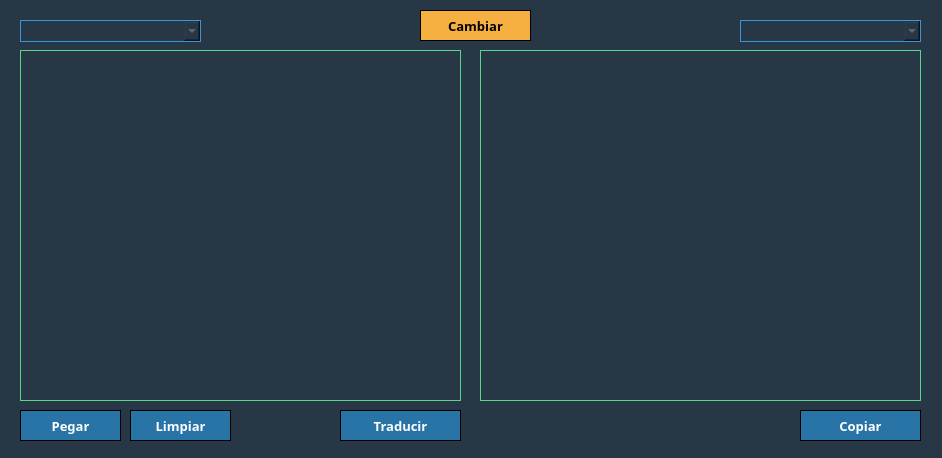
JE8879/Language-Translator, file Templates/MainForm.ui: the form before one commit.
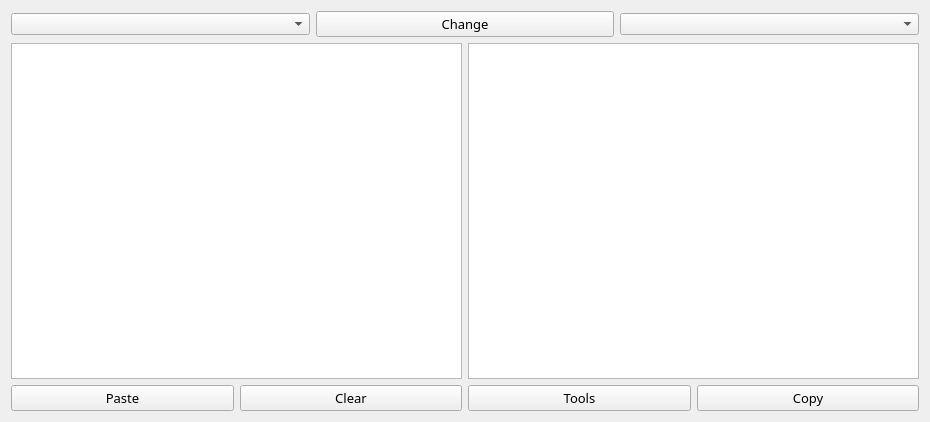
The form after the commit. Icons and pictures are not drawn.

```diff
--- a/Templates/MainForm.ui
+++ b/Templates/MainForm.ui
@@ -6,391 +6,147 @@
    <rect>
     <x>0</x>
     <y>0</y>
-    <width>942</width>
-    <height>458</height>
+    <width>930</width>
+    <height>422</height>
    </rect>
   </property>
+  <property name="sizePolicy">
+   <sizepolicy hsizetype="Preferred" vsizetype="Preferred">
+    <horstretch>0</horstretch>
+    <verstretch>20</verstretch>
+   </sizepolicy>
+  </property>
   <property name="windowTitle">
    <string>Language Translate</string>
   </property>
-  <property name="windowIcon">
-   <iconset>
-    <normaloff>Images/IMG-TranslateForm.png</normaloff>Images/IMG-TranslateForm.png</iconset>
-  </property>
-  <property name="styleSheet">
-   <string notr="true">background-color: rgb(39, 55, 70);</string>
-  </property>
-  <widget class="QTextEdit" name="textFirstLanguage">
-   <property name="geometry">
-    <rect>
-     <x>20</x>
-     <y>50</y>
-     <width>441</width>
-     <height>351</height>
-    </rect>
-   </property>
+  <layout class="QGridLayout" name="gridLayout">
+   <item row="0" column="0" colspan="4">
+    <layout class="QHBoxLayout" name="horizontalLayout_3">
+     <item>
+      <widget class="QComboBox" name="CboSrcLaguage"/>
+     </item>
+     <item>
+      <widget class="QPushButton" name="BtnChange">
+       <property name="font">
+        <font>
+         <family>Century Gothic</family>
+         <pointsize>10</pointsize>
+        </font>
+       </property>
+       <property name="text">
+        <string>Change</string>
+       </property>
+       <property name="icon">
+        <iconset>
+         <normaloff>Images/IMG-Transfer.png</normaloff>Images/IMG-Transfer.png</iconset>
+       </property>
+      </widget>
+     </item>
+     <item>
+      <widget class="QComboBox" name="CboDestLanguage"/>
+     </item>
+    </layout>
+   </item>
+   <item row="1" column="0" colspan="2">
+    <widget class="QTextEdit" name="textSrcLanguage">
    <property name="font">
     <font>
-     <family>Century Gothic</family>
-     <pointsize>12</pointsize>
-    </font>
-   </property>
-   <property name="styleSheet">
-    <string notr="true">border-style:insert;
-border:1px solid;
-border-color:rgb(88, 214, 141);
-color:white;
-</string>
-   </property>
-  </widget>
-  <widget class="QTextEdit" name="textLastLanguage">
-   <property name="geometry">
-    <rect>
-     <x>480</x>
-     <y>50</y>
-     <width>441</width>
-     <height>351</height>
-    </rect>
-   </property>
+       <family>Calibri Light</family>
+       <pointsize>14</pointsize>
+      </font>
+     </property>
+    </widget>
+   </item>
+   <item row="1" column="2" colspan="2">
+    <widget class="QTextEdit" name="textDestLanguage">
+     <property name="font">
+      <font>
+       <family>Calibri Light</family>
+       <pointsize>14</pointsize>
+      </font>
+     </property>
+    </widget>
+   </item>
+   <item row="2" column="2" colspan="2">
+    <layout class="QHBoxLayout" name="horizontalLayout_2">
+     <item>
+      <widget class="QPushButton" name="BtnTools">
    <property name="font">
     <font>
      <family>Century Gothic</family>
-     <pointsize>12</pointsize>
-    </font>
-   </property>
-   <property name="styleSheet">
-    <string notr="true">border-style:insert;
-border:1px solid;
-border-color:rgb(88, 214, 141);
-color:white;
-</string>
-   </property>
-  </widget>
-  <widget class="QPushButton" name="BtnTranslate">
-   <property name="geometry">
-    <rect>
-     <x>340</x>
-     <y>410</y>
-     <width>121</width>
-     <height>31</height>
-    </rect>
-   </property>
+         <pointsize>10</pointsize>
+        </font>
+       </property>
+       <property name="text">
+        <string>Tools</string>
+       </property>
+       <property name="icon">
+        <iconset>
+         <normaloff>Images/IMG-Tools.png</normaloff>Images/IMG-Tools.png</iconset>
+       </property>
+      </widget>
+     </item>
+     <item>
+      <widget class="QPushButton" name="BtnCopy">
    <property name="font">
     <font>
      <family>Century Gothic</family>
      <pointsize>10</pointsize>
-     <weight>75</weight>
-     <bold>true</bold>
-    </font>
-   </property>
-   <property name="layoutDirection">
-    <enum>Qt::LeftToRight</enum>
-   </property>
-   <property name="styleSheet">
-    <string notr="true">QPushButton
-{
-  		border-style:insert;	
-		border:1px solid;
-		background-color:rgb(40, 116, 166);
-		color:white;	
-}
-
-QPushButton:hover
-{
-   		background-color:rgb(46, 134, 193);
-}
-
-QPushButton:Pressed
-{
-		background-color:rgb(52, 152, 219);
-}</string>
-   </property>
+        </font>
+       </property>
    <property name="text">
-    <string>Traducir</string>
+        <string>Copy</string>
    </property>
    <property name="icon">
     <iconset>
-     <normaloff>Images/IMG-Ttranslate.png</normaloff>Images/IMG-Ttranslate.png</iconset>
-   </property>
-   <property name="iconSize">
-    <size>
-     <width>16</width>
-     <height>16</height>
-    </size>
-   </property>
-   <property name="autoDefault">
-    <bool>false</bool>
-   </property>
-  </widget>
+         <normaloff>Images/IMG-Copy.png</normaloff>Images/IMG-Copy.png</iconset>
+       </property>
+      </widget>
+     </item>
+    </layout>
+   </item>
+   <item row="2" column="0" colspan="2">
+    <layout class="QHBoxLayout" name="horizontalLayout">
+     <property name="sizeConstraint">
+      <enum>QLayout::SetDefaultConstraint</enum>
+     </property>
+     <item>
   <widget class="QPushButton" name="BtnPaste">
-   <property name="geometry">
-    <rect>
-     <x>20</x>
-     <y>410</y>
-     <width>101</width>
-     <height>31</height>
-    </rect>
-   </property>
    <property name="font">
     <font>
      <family>Century Gothic</family>
      <pointsize>10</pointsize>
-     <weight>75</weight>
-     <bold>true</bold>
-    </font>
-   </property>
-   <property name="layoutDirection">
-    <enum>Qt::LeftToRight</enum>
-   </property>
-   <property name="styleSheet">
-    <string>QPushButton
-{
-  		border-style:insert;	
-		border:1px solid;
-		background-color:rgb(40, 116, 166);
-		color:white;	
-}
-
-QPushButton:hover
-{
-   		background-color:rgb(46, 134, 193);
-}
-
-QPushButton:Pressed
-{
-		background-color:rgb(52, 152, 219);
-}</string>
-   </property>
+        </font>
+       </property>
    <property name="text">
-    <string>Pegar</string>
+        <string>Paste</string>
    </property>
    <property name="icon">
     <iconset>
      <normaloff>Images/IMG-Paste.png</normaloff>Images/IMG-Paste.png</iconset>
    </property>
-   <property name="iconSize">
-    <size>
-     <width>16</width>
-     <height>16</height>
-    </size>
-   </property>
-   <property name="autoDefault">
-    <bool>false</bool>
-   </property>
-  </widget>
-  <widget class="QPushButton" name="BtnClean">
-   <property name="geometry">
-    <rect>
-     <x>130</x>
-     <y>410</y>
-     <width>101</width>
-     <height>31</height>
-    </rect>
-   </property>
+      </widget>
+     </item>
+     <item>
+      <widget class="QPushButton" name="BtnClear">
    <property name="font">
     <font>
      <family>Century Gothic</family>
      <pointsize>10</pointsize>
-     <weight>75</weight>
-     <bold>true</bold>
-    </font>
-   </property>
-   <property name="layoutDirection">
-    <enum>Qt::LeftToRight</enum>
-   </property>
-   <property name="styleSheet">
-    <string>QPushButton
-{
-  		border-style:insert;	
-		border:1px solid;
-		background-color:rgb(40, 116, 166);
-		color:white;	
-}
-
-QPushButton:hover
-{
-   		background-color:rgb(46, 134, 193);
-}
-
-QPushButton:Pressed
-{
-		background-color:rgb(52, 152, 219);
-}</string>
-   </property>
+        </font>
+       </property>
    <property name="text">
-    <string>Limpiar</string>
+        <string>Clear</string>
    </property>
    <property name="icon">
     <iconset>
      <normaloff>Images/IMG-Clear.png</normaloff>Images/IMG-Clear.png</iconset>
    </property>
-   <property name="iconSize">
-    <size>
-     <width>16</width>
-     <height>16</height>
-    </size>
-   </property>
-   <property name="autoDefault">
-    <bool>false</bool>
-   </property>
-  </widget>
-  <widget class="QComboBox" name="CboFirstLanguage">
-   <property name="geometry">
-    <rect>
-     <x>20</x>
-     <y>20</y>
-     <width>181</width>
-     <height>22</height>
-    </rect>
-   </property>
-   <property name="font">
-    <font>
-     <family>Century Gothic</family>
-     <pointsize>9</pointsize>
-     <weight>75</weight>
-     <bold>true</bold>
-    </font>
-   </property>
-   <property name="styleSheet">
-    <string notr="true">border-style:insert;
-border:1px solid;
-border-color:rgb(52, 152, 219);
-background-color:rgb(39, 55, 70);
-color:gray;
-</string>
-   </property>
-   <property name="currentText">
-    <string/>
-   </property>
-  </widget>
-  <widget class="QPushButton" name="BtnCopy">
-   <property name="geometry">
-    <rect>
-     <x>800</x>
-     <y>410</y>
-     <width>121</width>
-     <height>31</height>
-    </rect>
-   </property>
-   <property name="font">
-    <font>
-     <family>Century Gothic</family>
-     <pointsize>10</pointsize>
-     <weight>75</weight>
-     <bold>true</bold>
-    </font>
-   </property>
-   <property name="layoutDirection">
-    <enum>Qt::LeftToRight</enum>
-   </property>
-   <property name="styleSheet">
-    <string notr="true">QPushButton
-{
-  		border-style:insert;	
-		border:1px solid;
-		background-color:rgb(40, 116, 166);
-		color:white;	
-}
-
-QPushButton:hover
-{
-   		background-color:rgb(46, 134, 193);
-}
-
-QPushButton:Pressed
-{
-		background-color:rgb(52, 152, 219);
-}</string>
-   </property>
-   <property name="text">
-    <string>Copiar</string>
-   </property>
-   <property name="icon">
-    <iconset>
-     <normaloff>Images/IMG-Copy.png</normaloff>Images/IMG-Copy.png</iconset>
-   </property>
-   <property name="iconSize">
-    <size>
-     <width>16</width>
-     <height>16</height>
-    </size>
-   </property>
-   <property name="autoDefault">
-    <bool>false</bool>
-   </property>
-  </widget>
-  <widget class="QComboBox" name="CboLastLanguage">
-   <property name="geometry">
-    <rect>
-     <x>740</x>
-     <y>20</y>
-     <width>181</width>
-     <height>22</height>
-    </rect>
-   </property>
-   <property name="font">
-    <font>
-     <family>Century Gothic</family>
-     <pointsize>10</pointsize>
-     <weight>75</weight>
-     <bold>true</bold>
-    </font>
-   </property>
-   <property name="styleSheet">
-    <string notr="true">border-style:insert;
-border:1px solid;
-border-color:rgb(52, 152, 219);
-background-color:rgb(39, 55, 70);
-color:gray;
-</string>
-   </property>
-   <property name="currentText">
-    <string/>
-   </property>
-  </widget>
-  <widget class="QPushButton" name="BtnChange">
-   <property name="geometry">
-    <rect>
-     <x>420</x>
-     <y>10</y>
-     <width>111</width>
-     <height>31</height>
-    </rect>
-   </property>
-   <property name="font">
-    <font>
-     <family>Century Gothic</family>
-     <pointsize>10</pointsize>
-     <weight>75</weight>
-     <bold>true</bold>
-    </font>
-   </property>
-   <property name="styleSheet">
-    <string notr="true">QPushButton
-{
-		border-style:insert;	
-		border:1px solid;
-		background-color:rgb(245, 176, 65);
-}
-
-QPushButton:hover
-{
-   background-color:rgb(248, 196, 113);
-}
-
-QPushButton:Pressed
-{
-		background-color:rgb(249, 231, 159);
-}</string>
-   </property>
-   <property name="text">
-    <string>Cambiar</string>
-   </property>
-   <property name="icon">
-    <iconset>
-     <normaloff>Images/IMG-Trasfer.png</normaloff>Images/IMG-Trasfer.png</iconset>
-   </property>
-  </widget>
+      </widget>
+     </item>
+    </layout>
+   </item>
+  </layout>
  </widget>
  <resources/>
  <connections/>
```
Lines whose indentation alone changed are shown as unchanged.
